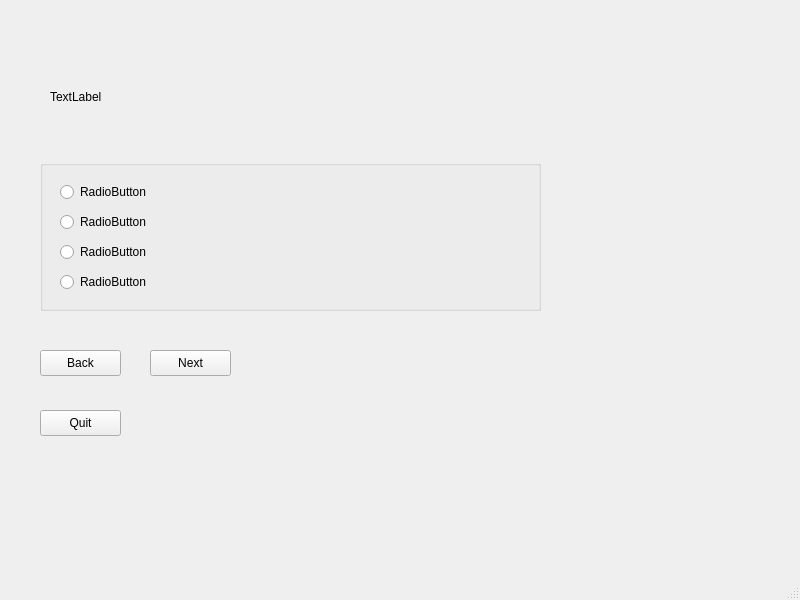
Qt form Quiz_GUI_QT.ui (MajBill/AI_Quiz_Gen) before a commit.
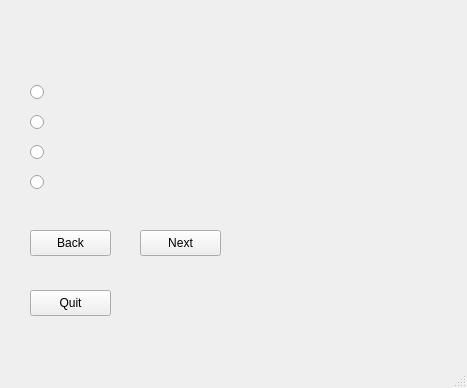
The same form after that commit.

Diff of the .ui file:
```diff
--- a/Quiz_GUI_QT.ui
+++ b/Quiz_GUI_QT.ui
@@ -6,8 +6,8 @@
    <rect>
     <x>0</x>
     <y>0</y>
-    <width>800</width>
-    <height>600</height>
+    <width>467</width>
+    <height>388</height>
    </rect>
   </property>
   <property name="windowTitle">
@@ -17,14 +17,14 @@
    <widget class="QLabel" name="lblQuestion">
     <property name="geometry">
      <rect>
-      <x>50</x>
-      <y>90</y>
-      <width>521</width>
+      <x>30</x>
+      <y>20</y>
+      <width>401</width>
       <height>61</height>
      </rect>
     </property>
     <property name="text">
-     <string>TextLabel</string>
+     <string/>
     </property>
     <property name="textFormat">
      <enum>Qt::TextFormat::RichText</enum>
@@ -36,8 +36,8 @@
    <widget class="QPushButton" name="btnBack">
     <property name="geometry">
      <rect>
-      <x>40</x>
-      <y>350</y>
+      <x>30</x>
+      <y>230</y>
       <width>81</width>
       <height>26</height>
      </rect>
@@ -49,8 +49,8 @@
    <widget class="QPushButton" name="btnNext">
     <property name="geometry">
      <rect>
-      <x>150</x>
-      <y>350</y>
+      <x>140</x>
+      <y>230</y>
       <width>81</width>
       <height>26</height>
      </rect>
@@ -62,8 +62,8 @@
    <widget class="QPushButton" name="btnQuit">
     <property name="geometry">
      <rect>
-      <x>40</x>
-      <y>410</y>
+      <x>30</x>
+      <y>290</y>
       <width>81</width>
       <height>26</height>
      </rect>
@@ -72,70 +72,69 @@
      <string>Quit</string>
     </property>
    </widget>
-   <widget class="QGroupBox" name="grpRadio">
-    <property name="geometry">
-     <rect>
-      <x>40</x>
-      <y>160</y>
-      <width>501</width>
-      <height>151</height>
-     </rect>
-    </property>
-    <property name="title">
-     <string/>
-    </property>
     <widget class="QRadioButton" name="radioButton_2">
      <property name="geometry">
       <rect>
-       <x>20</x>
-       <y>50</y>
-       <width>98</width>
-       <height>24</height>
-      </rect>
-     </property>
-     <property name="text">
-      <string>RadioButton</string>
-     </property>
-    </widget>
-    <widget class="QRadioButton" name="radioButton_4">
-     <property name="geometry">
-      <rect>
-       <x>20</x>
+      <x>30</x>
        <y>110</y>
        <width>98</width>
        <height>24</height>
       </rect>
      </property>
      <property name="text">
-      <string>RadioButton</string>
-     </property>
-    </widget>
-    <widget class="QRadioButton" name="radioButton">
+     <string/>
+    </property>
+    <attribute name="buttonGroup">
+     <string notr="true">buttonGroup_1</string>
+    </attribute>
+   </widget>
+   <widget class="QRadioButton" name="radioButton_4">
      <property name="geometry">
       <rect>
-       <x>20</x>
-       <y>20</y>
+      <x>30</x>
+      <y>170</y>
        <width>98</width>
        <height>24</height>
       </rect>
      </property>
      <property name="text">
-      <string>RadioButton</string>
-     </property>
-    </widget>
-    <widget class="QRadioButton" name="radioButton_3">
+     <string/>
+    </property>
+    <attribute name="buttonGroup">
+     <string notr="true">buttonGroup_1</string>
+    </attribute>
+   </widget>
+   <widget class="QRadioButton" name="radioButton_1">
      <property name="geometry">
       <rect>
-       <x>20</x>
+      <x>30</x>
        <y>80</y>
        <width>98</width>
        <height>24</height>
       </rect>
      </property>
      <property name="text">
-      <string>RadioButton</string>
-     </property>
-    </widget>
+     <string/>
+    </property>
+    <attribute name="buttonGroup">
+     <string notr="true">buttonGroup_1</string>
+    </attribute>
+   </widget>
+   <widget class="QRadioButton" name="radioButton_3">
+    <property name="geometry">
+     <rect>
+      <x>30</x>
+      <y>140</y>
+      <width>98</width>
+      <height>24</height>
+     </rect>
+    </property>
+    <property name="text">
+     <string/>
+    </property>
+    <attribute name="buttonGroup">
+     <string notr="true">buttonGroup_1</string>
+    </attribute>
    </widget>
   </widget>
   <widget class="QMenuBar" name="menubar">
```
Left out of the diff: 5 changed lines with no effect on the pictures. Lines whose indentation alone changed are shown as unchanged.
